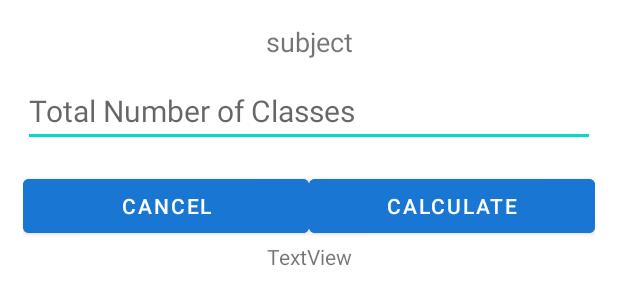
After one commit to jans-johnson/RSMS-Utility-Android-App, an Android app: the layout percentage_dialog.xml on its own in the app's theme, with its tools: preview values and no code run, on a phone screen of 412 x 824 dp. The commit adds this screen. Shown: the top 305 px of the screen. Run offline under Robolectric (Android 15) with nearby library versions, the phone set to English and light mode, and no system bars.

Commit message:
Added Percentage Calculator

```diff
--- /dev/null
+++ b/app/src/main/res/layout/percentage_dialog.xml
@@ -0,0 +1,56 @@
+<?xml version="1.0" encoding="utf-8"?>
+<LinearLayout xmlns:android="http://schemas.android.com/apk/res/android"
+    android:orientation="vertical" android:layout_width="match_parent"
+    android:layout_height="match_parent"
+    android:padding="15dp">
+
+    <TextView
+        android:id="@+id/subjectTv"
+        android:layout_width="match_parent"
+        android:layout_height="wrap_content"
+        android:text="subject"
+        android:textAlignment="center"
+        android:textSize="18sp" />
+
+    <EditText
+        android:id="@+id/txt_input"
+        android:layout_width="match_parent"
+        android:layout_height="wrap_content"
+        android:layout_marginTop="10dp"
+        android:hint="Total Number of Classes"
+        android:inputType="number"
+        android:textSize="20sp" />
+    <LinearLayout
+        android:layout_width="match_parent"
+        android:layout_height="wrap_content"
+        android:layout_marginTop="15dp">
+
+        <Button
+            android:id="@+id/btn_cancel"
+            android:layout_width="match_parent"
+            android:layout_height="wrap_content"
+            android:layout_weight="1"
+            android:backgroundTint="@color/dark_blue_primary"
+            android:text="Cancel"
+            android:textColor="#ffffff"
+            android:textSize="14sp" />
+
+        <Button
+            android:id="@+id/btn_okay"
+            android:layout_width="match_parent"
+            android:layout_height="wrap_content"
+            android:layout_weight="1"
+            android:backgroundTint="@color/dark_blue_primary"
+            android:text="Calculate"
+            android:textColor="#ffffff"
+            android:textSize="14sp" />
+    </LinearLayout>
+
+    <TextView
+        android:id="@+id/percentageTv"
+        android:layout_width="match_parent"
+        android:layout_height="wrap_content"
+        android:gravity="center"
+        android:text="TextView"
+        android:textSize="14sp" />
+</LinearLayout>
```
Also changed, not shown: app/src/main/java/com/jns/rsmsutility/activities/AttendanceActivity.java (+48 -1 lines).
